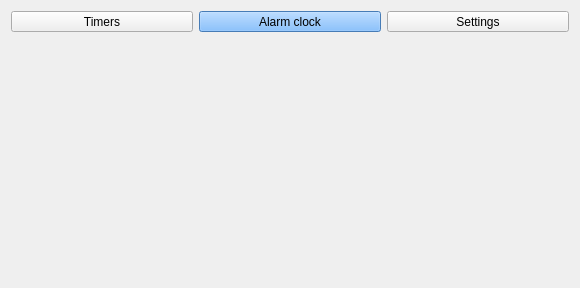
This is alarmclock.ui in andruhus/Lab2OOOP2020 as Qt 5 draws it before an edit. The edited form follows.
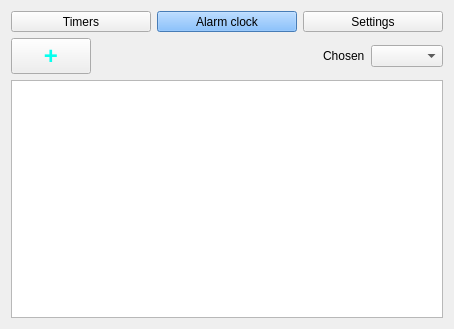
This is the edited form.

Commit message: Made Alarm Clock stangart background

```diff
--- a/alarmclock.ui
+++ b/alarmclock.ui
@@ -6,15 +6,17 @@
    <rect>
     <x>0</x>
     <y>0</y>
-    <width>580</width>
-    <height>288</height>
+    <width>454</width>
+    <height>329</height>
    </rect>
   </property>
   <property name="windowTitle">
    <string>Alarm clocks</string>
   </property>
-  <layout class="QFormLayout" name="formLayout">
-   <item row="0" column="0" colspan="2">
+  <layout class="QVBoxLayout" name="verticalLayout_3">
+   <item>
+    <layout class="QVBoxLayout" name="verticalLayout_2">
+     <item>
     <layout class="QHBoxLayout" name="horizontalLayout">
      <item>
       <widget class="QToolButton" name="toolButton">
@@ -57,6 +59,63 @@
         <string>Settings</string>
        </property>
       </widget>
+       </item>
+      </layout>
+     </item>
+     <item>
+      <layout class="QVBoxLayout" name="verticalLayout">
+       <item>
+        <layout class="QHBoxLayout" name="horizontalLayout_3">
+         <item>
+          <widget class="QPushButton" name="pushButton">
+           <property name="font">
+            <font>
+             <pointsize>18</pointsize>
+             <weight>75</weight>
+             <bold>true</bold>
+            </font>
+           </property>
+           <property name="styleSheet">
+            <string notr="true">color: rgb(6, 255, 238);</string>
+           </property>
+           <property name="text">
+            <string>+</string>
+           </property>
+          </widget>
+         </item>
+         <item>
+          <layout class="QHBoxLayout" name="horizontalLayout_2">
+           <item>
+            <spacer name="horizontalSpacer">
+             <property name="orientation">
+              <enum>Qt::Horizontal</enum>
+             </property>
+             <property name="sizeHint" stdset="0">
+              <size>
+               <width>40</width>
+               <height>20</height>
+              </size>
+             </property>
+            </spacer>
+           </item>
+           <item>
+            <widget class="QLabel" name="label">
+             <property name="text">
+              <string>&lt;html&gt;&lt;head/&gt;&lt;body&gt;&lt;p&gt;Chosen&lt;/p&gt;&lt;/body&gt;&lt;/html&gt;</string>
+             </property>
+            </widget>
+           </item>
+           <item>
+            <widget class="QComboBox" name="comboBox"/>
+           </item>
+          </layout>
+         </item>
+        </layout>
+       </item>
+       <item>
+        <widget class="QListWidget" name="listWidget"/>
+       </item>
+      </layout>
      </item>
     </layout>
    </item>
```
Lines whose indentation alone changed are shown as unchanged. The commit also changes 1 other file.
